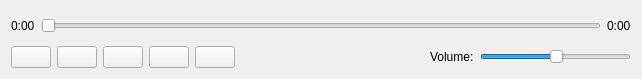
Qt form sore-crow/res/designer/player_controls.ui (DatDarkAlpaca/sore-crow) before a commit.
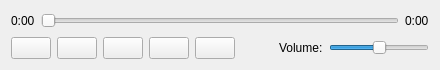
The same form after that commit. Icons and pictures are not drawn. Custom widgets are drawn as their Qt base class.

What changed in the file:
```diff
--- a/sore-crow/res/designer/player_controls.ui
+++ b/sore-crow/res/designer/player_controls.ui
@@ -6,8 +6,8 @@
    <rect>
     <x>0</x>
     <y>0</y>
-    <width>642</width>
-    <height>79</height>
+    <width>371</width>
+    <height>70</height>
    </rect>
   </property>
   <property name="windowTitle">
@@ -174,6 +174,12 @@
      </item>
      <item>
       <widget class="QSlider" name="volumeSlider">
+       <property name="minimumSize">
+        <size>
+         <width>100</width>
+         <height>0</height>
+        </size>
+       </property>
        <property name="value">
         <number>50</number>
        </property>
@@ -186,6 +192,13 @@
    </item>
   </layout>
  </widget>
+ <customwidgets>
+  <customwidget>
+   <class>sore::CrowSlider</class>
+   <extends>QSlider</extends>
+   <header>gui/widgets/crow_slider/crow_slider.h</header>
+  </customwidget>
+ </customwidgets>
  <resources>
   <include location="../player_controls_resources.qrc"/>
  </resources>
```
Left out of the diff: 30 changed lines with no effect on the pictures.
